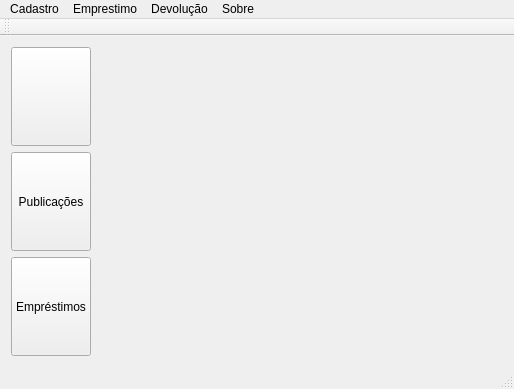
Qt form BibliotecaQT/mainwindow.ui (andersori/Projeto-BD) before a commit.
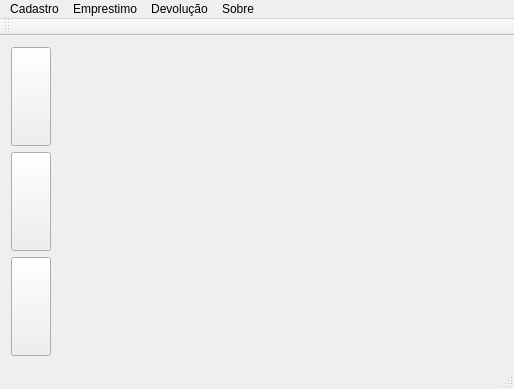
The same form after that commit.

Patch:
```diff
--- a/BibliotecaQT/mainwindow.ui
+++ b/BibliotecaQT/mainwindow.ui
@@ -39,7 +39,7 @@
          </sizepolicy>
         </property>
         <property name="text">
-         <string>Publicações</string>
+         <string/>
         </property>
        </widget>
       </item>
@@ -52,7 +52,7 @@
          </sizepolicy>
         </property>
         <property name="text">
-         <string>Empréstimos</string>
+         <string/>
         </property>
        </widget>
       </item>
```
